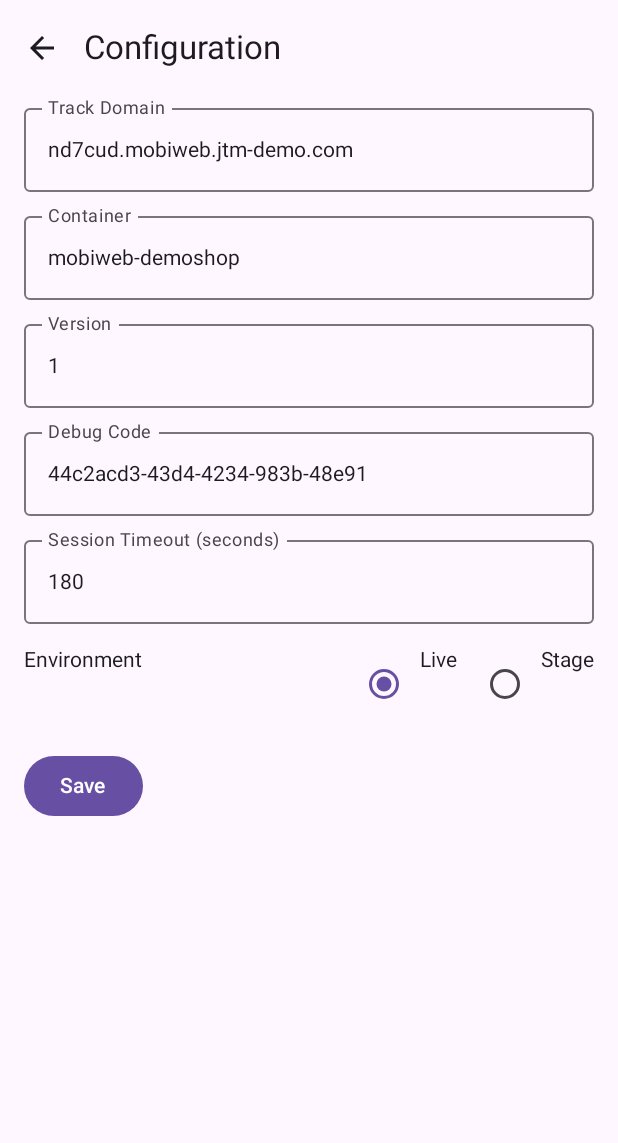
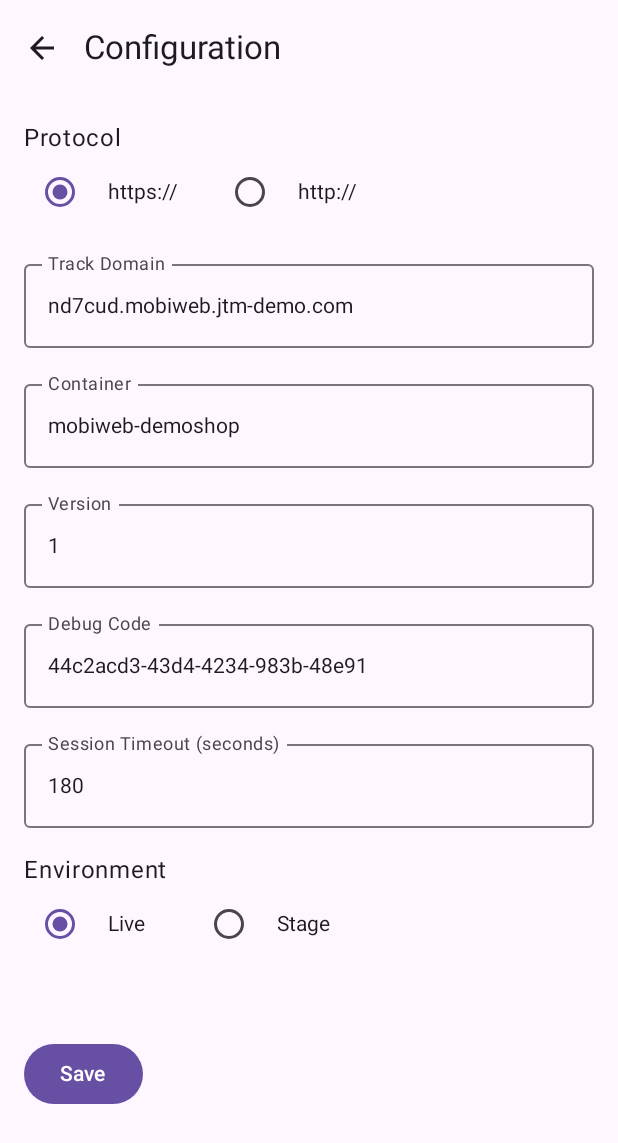
Before and after one commit to JENTISDev/jentis-sdk-android-app-example, an Android app built with Jetpack Compose: the ConfigurationScreen screen opened through its navigation route, on a phone screen of 412 x 824 dp. Shown: the top 1143 px of the screen. Run offline under Robolectric (Android 15) with nearby library versions, the phone set to English and light mode, and no system bars; libraries missing offline, so code that uses them is left out: com.jentis.sdk.

Commit message:
APP-137: Extend the "init" TrackService with Protocol functionality

```diff
--- a/app/build.gradle.kts
+++ b/app/build.gradle.kts
@@ -12,7 +12,7 @@ android {
         minSdk = 28
         targetSdk = 34
         versionCode = 1
-        versionName = "1.0.11"
+        versionName = "1.0.13"
 
         testInstrumentationRunner = "androidx.test.runner.AndroidJUnitRunner"
         vectorDrawables {
@@ -75,7 +75,7 @@ dependencies {
     implementation("androidx.navigation:navigation-compose:2.8.4")
 
     // Implemented jentis SDK
-    implementation("com.github.JENTISDev:jentis-sdk-android:1.0.23")
+    implementation("com.github.JENTISDev:jentis-sdk-android:1.0.25")
 
     //Firebase
     implementation(platform("com.google.firebase:firebase-bom:33.4.0"))
--- a/app/src/main/AndroidManifest.xml
+++ b/app/src/main/AndroidManifest.xml
@@ -7,7 +7,7 @@
 
     <application
         android:name=".Application"
-        android:networkSecurityConfig="@xml/network_security_config"
+        android:usesCleartextTraffic="true"
         android:allowBackup="true"
         android:dataExtractionRules="@xml/data_extraction_rules"
         android:fullBackupContent="@xml/backup_rules"
--- a/app/src/main/java/com/jentis/jentisappexample/fragments/ConfigurationScreen.kt
+++ b/app/src/main/java/com/jentis/jentisappexample/fragments/ConfigurationScreen.kt
@@ -10,12 +10,15 @@ import androidx.compose.foundation.layout.fillMaxWidth
 import androidx.compose.foundation.layout.height
 import androidx.compose.foundation.layout.padding
 import androidx.compose.foundation.layout.width
+import androidx.compose.foundation.rememberScrollState
+import androidx.compose.foundation.verticalScroll
 import androidx.compose.material.icons.Icons
 import androidx.compose.material.icons.filled.ArrowBack
 import androidx.compose.material3.Button
 import androidx.compose.material3.ExperimentalMaterial3Api
 import androidx.compose.material3.Icon
 import androidx.compose.material3.IconButton
+import androidx.compose.material3.MaterialTheme
 import androidx.compose.material3.OutlinedTextField
 import androidx.compose.material3.RadioButton
 import androidx.compose.material3.Scaffold
@@ -26,6 +29,7 @@ import androidx.compose.runtime.getValue
 import androidx.compose.runtime.mutableStateOf
 import androidx.compose.runtime.remember
 import androidx.compose.runtime.setValue
+import androidx.compose.ui.Alignment
 import androidx.compose.ui.Modifier
 import androidx.compose.ui.platform.LocalContext
 import androidx.compose.ui.unit.dp
@@ -35,6 +39,8 @@ import com.jentis.sdk.jentissdk.JentisTrackService
 @OptIn(ExperimentalMaterial3Api::class)
 @Composable
 fun ConfigurationScreen(navController: NavController) {
+    // State variables
+    var protocol by remember { mutableStateOf("https://") }
     var trackDomain by remember { mutableStateOf("nd7cud.mobiweb.jtm-demo.com") }
     var container by remember { mutableStateOf("mobiweb-demoshop") }
     var version by remember { mutableStateOf("1") }
@@ -43,8 +49,45 @@ fun ConfigurationScreen(navController: NavController) {
     var environment by remember { mutableStateOf("live") }
     val context = LocalContext.current
 
+    val scrollState = rememberScrollState()
+
     Scaffold(
-        topBar = {
+        topBar = { ConfigurationTopBar(navController) },
+        content = { padding ->
+            Column(
+                modifier = Modifier
+                    .fillMaxSize()
+                    .padding(padding)
+                    .padding(16.dp)
+                    .verticalScroll(scrollState),
+                verticalArrangement = Arrangement.spacedBy(16.dp)
+            ) {
+                ProtocolSelector(protocol) { protocol = it }
+                InputField("Track Domain", trackDomain) { trackDomain = it }
+                InputField("Container", container) { container = it }
+                InputField("Version", version) { version = it }
+                InputField("Debug Code", debugCode) { debugCode = it }
+                InputField("Session Timeout (seconds)", sessionTimeout) { sessionTimeout = it }
+                EnvironmentSelector(environment) { environment = it }
+                Spacer(modifier = Modifier.height(20.dp))
+                SaveButton(
+                    context = context,
+                    trackDomain = trackDomain,
+                    container = container,
+                    environment = environment,
+                    version = version,
+                    debugCode = debugCode,
+                    sessionTimeout = sessionTimeout,
+                    protocol = protocol
+                )
+            }
+        }
+    )
+}
+
+@OptIn(ExperimentalMaterial3Api::class)
+@Composable
+fun ConfigurationTopBar(navController: NavController) {
     TopAppBar(
         title = { Text("Configuration") },
         navigationIcon = {
@@ -53,70 +96,78 @@ fun ConfigurationScreen(navController: NavController) {
             }
         }
     )
-        },
-        content = { padding ->
-            Column(
-                modifier = Modifier
-                    .fillMaxSize()
-                    .padding(16.dp)
+}
+
+@Composable
+fun ProtocolSelector(selectedProtocol: String, onProtocolChange: (String) -> Unit) {
+    Column {
+        Text("Protocol", style = MaterialTheme.typography.bodyLarge)
+        Row(
+            verticalAlignment = Alignment.CenterVertically,
+            horizontalArrangement = Arrangement.spacedBy(8.dp)
         ) {
-                OutlinedTextField(
-                    value = trackDomain,
-                    onValueChange = { trackDomain = it },
-                    label = { Text("Track Domain") },
-                    modifier = Modifier.fillMaxWidth().padding(top = 48.dp)
+            RadioButton(
+                selected = selectedProtocol == "https://",
+                onClick = { onProtocolChange("https://") }
             )
-
-                OutlinedTextField(
-                    value = container,
-                    onValueChange = { container = it },
-                    label = { Text("Container") },
-                    modifier = Modifier.fillMaxWidth().padding(top = 8.dp)
+            Text("https://", modifier = Modifier.padding(end = 16.dp))
+            RadioButton(
+                selected = selectedProtocol == "http://",
+                onClick = { onProtocolChange("http://") }
             )
-
-                OutlinedTextField(
-                    value = version,
-                    onValueChange = { version = it },
-                    label = { Text("Version") },
-                    modifier = Modifier.fillMaxWidth().padding(top = 8.dp)
-                )
-
-                OutlinedTextField(
-                    value = debugCode,
-                    onValueChange = { debugCode = it },
-                    label = { Text("Debug Code") },
-                    modifier = Modifier.fillMaxWidth().padding(top = 8.dp)
-                )
-
-                OutlinedTextField(
-                    value = sessionTimeout,
-                    onValueChange = { sessionTimeout = it },
-                    label = { Text("Session Timeout (seconds)") },
-                    modifier = Modifier.fillMaxWidth().padding(top = 8.dp)
-                )
-
-                Row(
-                    modifier = Modifier.fillMaxWidth().padding(top = 16.dp),
-                    horizontalArrangement = Arrangement.SpaceBetween
-                ) {
-                    Text("Environment")
-                    Row {
-                        RadioButton(
-                            selected = environment == "live",
-                            onClick = { environment = "live" }
-                        )
-                        Text("Live")
-                        Spacer(modifier = Modifier.width(8.dp))
-                        RadioButton(
-                            selected = environment == "stage",
-                            onClick = { environment = "stage" }
-                        )
-                        Text("Stage")
+            Text("http://")
+        }
     }
 }
 
-                Spacer(modifier = Modifier.height(20.dp))
+@Composable
+fun InputField(label: String, value: String, onValueChange: (String) -> Unit) {
+    OutlinedTextField(
+        value = value,
+        onValueChange = onValueChange,
+        label = { Text(label) },
+        modifier = Modifier.fillMaxWidth()
+    )
+}
 
+@Composable
+fun EnvironmentSelector(selectedEnvironment: String, onEnvironmentChange: (String) -> Unit) {
+    Column {
+        Text("Environment", style = MaterialTheme.typography.bodyLarge)
+        Row(
+            verticalAlignment = Alignment.CenterVertically,
+            horizontalArrangement = Arrangement.spacedBy(8.dp)
+        ) {
+            Row(verticalAlignment = Alignment.CenterVertically) {
+                RadioButton(
+                    selected = selectedEnvironment == "live",
+                    onClick = { onEnvironmentChange("live") }
+                )
+                Text("Live", modifier = Modifier.padding(start = 8.dp))
+            }
+            Spacer(modifier = Modifier.width(16.dp))
+            Row(verticalAlignment = Alignment.CenterVertically) {
+                RadioButton(
+                    selected = selectedEnvironment == "stage",
+                    onClick = { onEnvironmentChange("stage") }
+                )
+                Text("Stage", modifier = Modifier.padding(start = 8.dp))
+            }
+        }
+    }
+}
+
+@Composable
+fun SaveButton(
+    context: android.content.Context,
+    trackDomain: String,
+    container: String,
+    environment: String,
+    version: String,
+    debugCode: String,
+    sessionTimeout: String,
+    protocol: String
+) {
     Button(onClick = {
         JentisTrackService.getInstance().restartConfig(
             trackDomain = trackDomain,
@@ -125,18 +176,11 @@ fun ConfigurationScreen(navController: NavController) {
             version = version,
             debugCode = debugCode,
             sessionTimeoutParam = sessionTimeout.toIntOrNull(),
-                        authToken = null
+            authToken = null,
+            protocol = protocol
         )
-
-                    Toast.makeText(
-                        context,
-                        "Configuration saved successfully",
-                        Toast.LENGTH_SHORT
-                    ).show()
+        Toast.makeText(context, "Configuration saved successfully", Toast.LENGTH_SHORT).show()
     }) {
         Text("Save")
     }
 }
-        }
-    )
-}
```
Also changed, not shown: app/src/main/java/com/jentis/jentisappexample/fragments/TrackingScreen.kt (+34 -6 lines), app/src/main/res/xml/network_security_config.xml (deleted, +0 -9 lines). Lines whose indentation alone changed are shown as unchanged.
